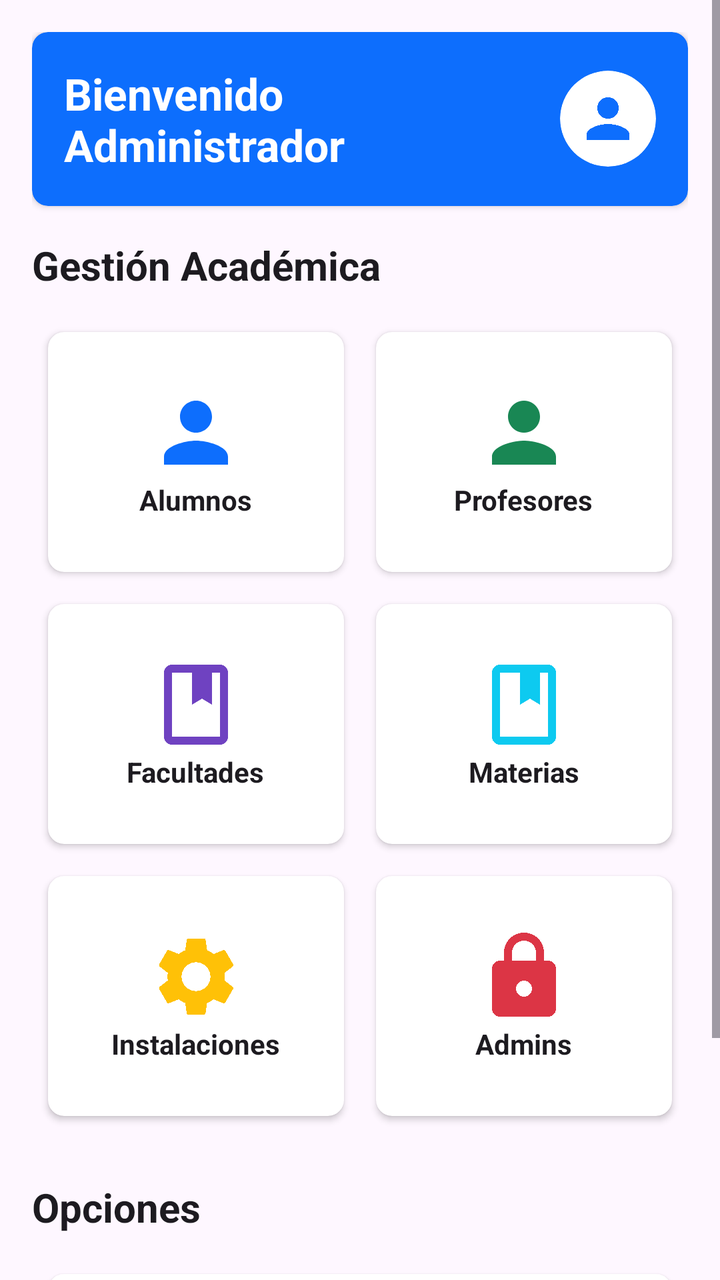
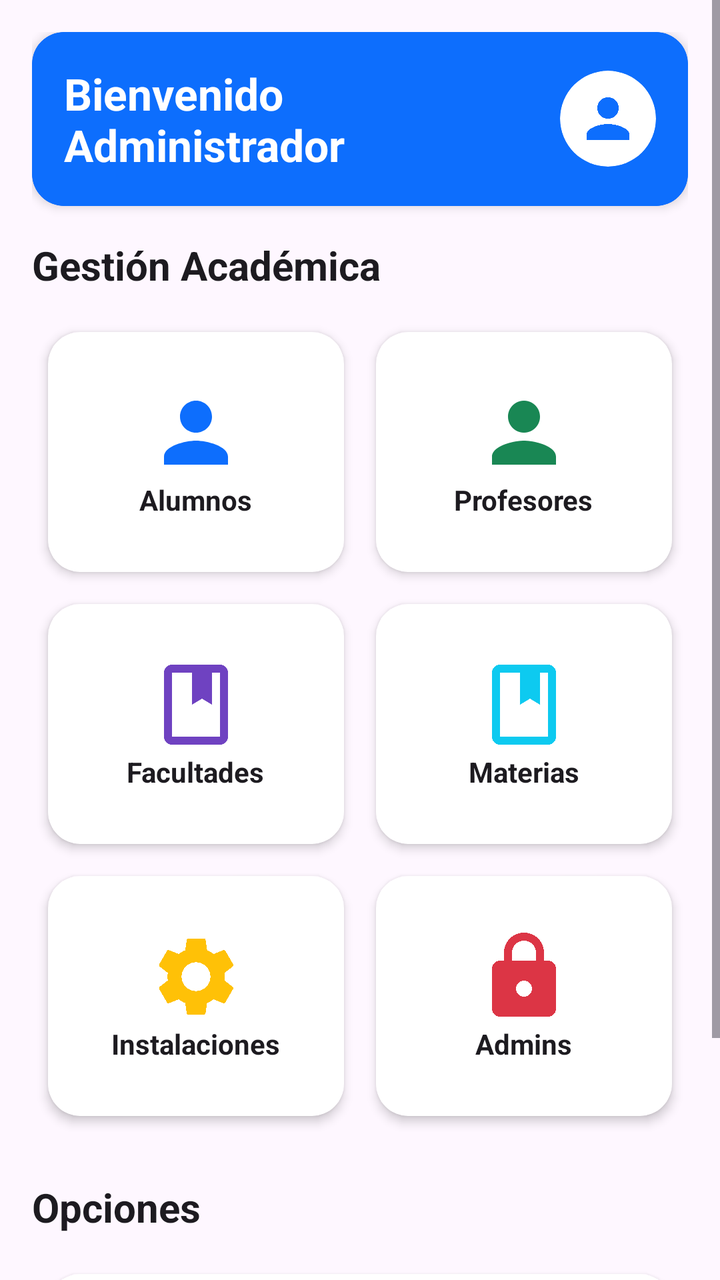

Compare the two renders of this Android layout. The source of the first and the diff that turns it into the second are given below.
<!-- AndroidManifest.xml: application theme Theme.MyApplication -->
<!-- res/layout/fragment_admin_home.xml -->
<?xml version="1.0" encoding="utf-8"?>
<ScrollView xmlns:android="http://schemas.android.com/apk/res/android"
    xmlns:app="http://schemas.android.com/apk/res-auto"
    android:layout_width="match_parent"
    android:layout_height="match_parent"
    android:background="?android:attr/colorBackground">

    <LinearLayout
        android:layout_width="match_parent"
        android:layout_height="wrap_content"
        android:orientation="vertical"
        android:padding="16dp">

        <androidx.cardview.widget.CardView
            android:layout_width="match_parent"
            android:layout_height="wrap_content"
            android:layout_marginBottom="16dp"
            app:cardCornerRadius="8dp"
            app:cardElevation="2dp"
            app:cardBackgroundColor="?attr/colorPrimary">
            <RelativeLayout
                android:layout_width="match_parent"
                android:layout_height="wrap_content"
                android:padding="16dp">

                <TextView
                    android:id="@+id/tvAdminName"
                    android:layout_width="wrap_content"
                    android:layout_height="wrap_content"
                    android:layout_alignParentStart="true"
                    android:layout_toStartOf="@id/btnGoToProfileAdmin"
                    android:layout_centerVertical="true"
                    android:text="Bienvenido Administrador"
                    android:textColor="?attr/colorOnPrimary"
                    android:textSize="22sp"
                    android:textStyle="bold" />

                <androidx.cardview.widget.CardView
                    android:id="@+id/btnGoToProfileAdmin"
                    android:layout_width="48dp"
                    android:layout_height="48dp"
                    app:cardCornerRadius="24dp"
                    app:cardElevation="0dp"
                    app:cardBackgroundColor="?attr/colorOnPrimary"
                    android:layout_alignParentEnd="true"
                    android:layout_centerVertical="true"
                    android:clickable="true"
                    android:focusable="true"
                    android:foreground="?android:attr/selectableItemBackground">
                    <ImageView
                        android:id="@+id/ivProfileImageAdmin"
                        android:layout_width="match_parent"
                        android:layout_height="match_parent"
                        android:src="@drawable/ic_person"
                        android:scaleType="centerCrop"
                        app:tint="?attr/colorPrimary"
                        android:padding="8dp"
                        android:contentDescription="Perfil"/>
                </androidx.cardview.widget.CardView>

            </RelativeLayout>
        </androidx.cardview.widget.CardView>

        <TextView
            android:layout_width="wrap_content"
            android:layout_height="wrap_content"
            android:text="Gestión Académica"
            android:textSize="20sp"
            android:textStyle="bold"
            android:textColor="?android:attr/textColorPrimary"
            android:layout_marginBottom="12dp"/>

        <GridLayout
            android:layout_width="match_parent"
            android:layout_height="wrap_content"
            android:columnCount="2">

            
            <androidx.cardview.widget.CardView
                android:id="@+id/cardStudents"
                style="@style/Widget.Bootstrap.Card"
                android:layout_width="0dp"
                android:layout_height="120dp"
                android:layout_columnWeight="1"
                android:clickable="true"
                android:focusable="true"
                android:foreground="?attr/selectableItemBackground">
                <LinearLayout
                    android:layout_width="match_parent"
                    android:layout_height="match_parent"
                    android:gravity="center"
                    android:orientation="vertical">
                    <ImageView
                        android:layout_width="48dp"
                        android:layout_height="48dp"
                        android:src="@drawable/ic_person"
                        app:tint="@color/bs_primary"/>
                    <TextView
                        android:layout_width="wrap_content"
                        android:layout_height="wrap_content"
                        android:text="Alumnos"
                        android:textStyle="bold"
                        android:textColor="?android:attr/textColorPrimary"/>
                </LinearLayout>
            </androidx.cardview.widget.CardView>

            
            <androidx.cardview.widget.CardView
                android:id="@+id/cardProfessors"
                style="@style/Widget.Bootstrap.Card"
                android:layout_width="0dp"
                android:layout_height="120dp"
                android:layout_columnWeight="1"
                android:clickable="true"
                android:focusable="true"
                android:foreground="?attr/selectableItemBackground">
                <LinearLayout
                    android:layout_width="match_parent"
                    android:layout_height="match_parent"
                    android:gravity="center"
                    android:orientation="vertical">
                    <ImageView
                        android:layout_width="48dp"
                        android:layout_height="48dp"
                        android:src="@drawable/ic_person"
                        app:tint="@color/bs_success"/>
                    <TextView
                        android:layout_width="wrap_content"
                        android:layout_height="wrap_content"
                        android:text="Profesores"
                        android:textStyle="bold"
                        android:textColor="?android:attr/textColorPrimary"/>
                </LinearLayout>
            </androidx.cardview.widget.CardView>

            
            <androidx.cardview.widget.CardView
                android:id="@+id/cardFaculties"
                style="@style/Widget.Bootstrap.Card"
                android:layout_width="0dp"
                android:layout_height="120dp"
                android:layout_columnWeight="1"
                android:clickable="true"
                android:focusable="true"
                android:foreground="?attr/selectableItemBackground">
                <LinearLayout
                    android:layout_width="match_parent"
                    android:layout_height="match_parent"
                    android:gravity="center"
                    android:orientation="vertical">
                    <ImageView
                        android:layout_width="48dp"
                        android:layout_height="48dp"
                        android:src="@drawable/ic_book"
                        app:tint="@color/accent_purple"/>
                    <TextView
                        android:layout_width="wrap_content"
                        android:layout_height="wrap_content"
                        android:text="Facultades"
                        android:textStyle="bold"
                        android:textColor="?android:attr/textColorPrimary"/>
                </LinearLayout>
            </androidx.cardview.widget.CardView>

            
            <androidx.cardview.widget.CardView
                android:id="@+id/cardSubjects"
                style="@style/Widget.Bootstrap.Card"
                android:layout_width="0dp"
                android:layout_height="120dp"
                android:layout_columnWeight="1"
                android:clickable="true"
                android:focusable="true"
                android:foreground="?attr/selectableItemBackground">
                <LinearLayout
                    android:layout_width="match_parent"
                    android:layout_height="match_parent"
                    android:gravity="center"
                    android:orientation="vertical">
                    <ImageView
                        android:layout_width="48dp"
                        android:layout_height="48dp"
                        android:src="@drawable/ic_book"
                        app:tint="@color/accent_cyan"/>
                    <TextView
                        android:layout_width="wrap_content"
                        android:layout_height="wrap_content"
                        android:text="Materias"
                        android:textStyle="bold"
                        android:textColor="?android:attr/textColorPrimary"/>
                </LinearLayout>
            </androidx.cardview.widget.CardView>

            
            <androidx.cardview.widget.CardView
                android:id="@+id/cardFacilities"
                style="@style/Widget.Bootstrap.Card"
                android:layout_width="0dp"
                android:layout_height="120dp"
                android:layout_columnWeight="1"
                android:clickable="true"
                android:focusable="true"
                android:foreground="?attr/selectableItemBackground">
                <LinearLayout
                    android:layout_width="match_parent"
                    android:layout_height="match_parent"
                    android:gravity="center"
                    android:orientation="vertical">
                    <ImageView
                        android:layout_width="48dp"
                        android:layout_height="48dp"
                        android:src="@drawable/ic_settings"
                        app:tint="@color/accent_yellow"/>
                    <TextView
                        android:layout_width="wrap_content"
                        android:layout_height="wrap_content"
                        android:text="Instalaciones"
                        android:textStyle="bold"
                        android:textColor="?android:attr/textColorPrimary"/>
                </LinearLayout>
            </androidx.cardview.widget.CardView>

            
            <androidx.cardview.widget.CardView
                android:id="@+id/cardAdmins"
                style="@style/Widget.Bootstrap.Card"
                android:layout_width="0dp"
                android:layout_height="120dp"
                android:layout_columnWeight="1"
                android:clickable="true"
                android:focusable="true"
                android:foreground="?attr/selectableItemBackground">
                <LinearLayout
                    android:layout_width="match_parent"
                    android:layout_height="match_parent"
                    android:gravity="center"
                    android:orientation="vertical">
                    <ImageView
                        android:layout_width="48dp"
                        android:layout_height="48dp"
                        android:src="@drawable/ic_lock"
                        app:tint="@color/bs_danger"/>
                    <TextView
                        android:layout_width="wrap_content"
                        android:layout_height="wrap_content"
                        android:text="Admins"
                        android:textStyle="bold"
                        android:textColor="?android:attr/textColorPrimary"/>
                </LinearLayout>
            </androidx.cardview.widget.CardView>

        </GridLayout>

        <TextView
            android:layout_width="wrap_content"
            android:layout_height="wrap_content"
            android:text="Opciones"
            android:textSize="20sp"
            android:textStyle="bold"
            android:textColor="?android:attr/textColorPrimary"
            android:layout_marginTop="24dp"
            android:layout_marginBottom="12dp"/>

        <androidx.cardview.widget.CardView
            android:id="@+id/cardSettings"
            style="@style/Widget.Bootstrap.Card"
            android:layout_width="match_parent"
            android:layout_height="wrap_content"
            android:clickable="true"
            android:focusable="true"
            android:foreground="?attr/selectableItemBackground">
            <RelativeLayout
                android:layout_width="match_parent"
                android:layout_height="wrap_content"
                android:padding="16dp">
                <ImageView
                    android:id="@+id/iconSettings"
                    android:layout_width="24dp"
                    android:layout_height="24dp"
                    android:src="@drawable/ic_settings"
                    app:tint="@color/bs_secondary"/>
                <TextView
                    android:layout_width="wrap_content"
                    android:layout_height="wrap_content"
                    android:layout_toEndOf="@id/iconSettings"
                    android:layout_marginStart="16dp"
                    android:text="Ajustes"
                    android:textSize="16sp"
                    android:textColor="?android:attr/textColorPrimary"/>
            </RelativeLayout>
        </androidx.cardview.widget.CardView>

        <androidx.cardview.widget.CardView
            android:id="@+id/cardLogout"
            style="@style/Widget.Bootstrap.Card"
            android:layout_width="match_parent"
            android:layout_height="wrap_content"
            android:clickable="true"
            android:focusable="true"
            android:foreground="?attr/selectableItemBackground">
            <RelativeLayout
                android:layout_width="match_parent"
                android:layout_height="wrap_content"
                android:padding="16dp">
                <ImageView
                    android:id="@+id/iconLogout"
                    android:layout_width="24dp"
                    android:layout_height="24dp"
                    android:src="@drawable/ic_login"
                    app:tint="@color/bs_danger"/>
                <TextView
                    android:layout_width="wrap_content"
                    android:layout_height="wrap_content"
                    android:layout_toEndOf="@id/iconLogout"
                    android:layout_marginStart="16dp"
                    android:text="Cerrar Sesión"
                    android:textColor="@color/bs_danger"
                    android:textSize="16sp"/>
            </RelativeLayout>
        </androidx.cardview.widget.CardView>

    </LinearLayout>
</ScrollView>
<!-- resources referenced by this layout -->
<resources>
  <color name="accent_cyan">#0dcaf0</color>
  <color name="accent_purple">#6f42c1</color>
  <color name="accent_yellow">#ffc107</color>
  <color name="bs_danger">#dc3545</color>
  <color name="bs_primary">#0d6efd</color>
  <color name="bs_secondary">#6c757d</color>
  <color name="bs_success">#198754</color>
  <!-- drawable ic_book (drawable) -->
  <vector xmlns:android="http://schemas.android.com/apk/res/android"
      android:width="24dp"
      android:height="24dp"
      android:viewportWidth="24"
      android:viewportHeight="24">
      <path
          android:fillColor="#FFFFFF"
          android:pathData="M18,2H6C4.9,2 4,2.9 4,4v16c0,1.1 0.9,2 2,2h12c1.1,0 2,-0.9 2,-2V4C20,2.9 19.1,2 18,2zM18,20H6V4h5v8l2.5,-1.5L16,12V4h2V20z" />
  </vector>
  <!-- drawable ic_lock (drawable) -->
  <vector xmlns:android="http://schemas.android.com/apk/res/android"
      android:width="24dp"
      android:height="24dp"
      android:viewportWidth="24"
      android:viewportHeight="24">
      <path
          android:fillColor="#6c757d"
          android:pathData="M18,8h-1V6c0,-2.76 -2.24,-5 -5,-5S7,3.24 7,6v2H6c-1.1,0 -2,0.9 -2,2v10c0,1.1 0.9,2 2,2h12c1.1,0 2,-0.9 2,-2V10c0,-1.1 -0.9,-2 -2,-2zM9,6c0,-1.66 1.34,-3 3,-3s3,1.34 3,3v2H9V6zM12,17c-1.1,0 -2,-0.9 -2,-2s0.9,-2 2,-2 2,0.9 2,2 -0.9,2 -2,2z" />
  </vector>
  <!-- drawable ic_login (drawable) -->
  <vector xmlns:android="http://schemas.android.com/apk/res/android"
      android:width="24dp"
      android:height="24dp"
      android:viewportWidth="24"
      android:viewportHeight="24">
      <path
          android:fillColor="#FFFFFF"
          android:pathData="M11,7L9.6,8.4l2.6,2.6H2v2h10.2l-2.6,2.6L11,17l5,-5L11,7zM20,19h-8v2h8c1.1,0 2,-0.9 2,-2V5c0,-1.1 -0.9,-2 -2,-2h-8v2h8V19z" />
  </vector>
  <!-- drawable ic_person (drawable) -->
  <vector xmlns:android="http://schemas.android.com/apk/res/android"
      android:width="24dp"
      android:height="24dp"
      android:viewportWidth="24"
      android:viewportHeight="24">
      <path
          android:fillColor="#6c757d"
          android:pathData="M12,12c2.21,0 4,-1.79 4,-4s-1.79,-4 -4,-4 -4,1.79 -4,4 1.79,4 4,4zM12,14c-2.67,0 -8,1.34 -8,4v2h16v-2c0,-2.66 -5.33,-4 -8,-4z" />
  </vector>
  <style name="Widget.Bootstrap.Card" parent="Widget.Material3.CardView.Elevated">
          <item name="cardBackgroundColor">?attr/colorSurface</item>
          <item name="cardCornerRadius">8dp</item>
          <item name="cardElevation">2dp</item>
          <item name="android:layout_margin">8dp</item>
      </style>
  <style name="Theme.MyApplication" parent="Base.Theme.MyApplication" />
  <style name="Base.Theme.MyApplication" parent="Theme.Material3.DayNight.NoActionBar">
          <item name="colorPrimary">@color/accent_blue</item>
          <item name="colorOnPrimary">@color/white</item>
          <item name="colorSecondary">@color/bs_secondary</item>
          <item name="android:statusBarColor">@color/bs_dark</item>
          <item name="android:windowBackground">@color/bs_light</item>
          <item name="colorSurface">@color/surface_light</item>
      </style>
  <color name="accent_blue">#0d6efd</color>
  <color name="white">#FFFFFFFF</color>
  <color name="bs_dark">#212529</color>
  <color name="bs_light">#f8f9fa</color>
  <color name="surface_light">#FFFFFF</color>
  <!-- unchanged entries left out for length: 1 -->
</resources>

<!-- the commit's change to res/layout/fragment_admin_home.xml (unified diff, before → after) -->
@@ -11,12 +11,14 @@
         android:orientation="vertical"
         android:padding="16dp">
 
-        <androidx.cardview.widget.CardView
+        <com.google.android.material.card.MaterialCardView
             android:layout_width="match_parent"
             android:layout_height="wrap_content"
             android:layout_marginBottom="16dp"
-            app:cardCornerRadius="8dp"
-            app:cardElevation="2dp"
+            app:cardCornerRadius="16dp"
+            app:strokeColor="?attr/colorPrimary"
+            app:strokeWidth="2dp"
+            app:cardElevation="3dp"
             app:cardBackgroundColor="?attr/colorPrimary">
             <RelativeLayout
                 android:layout_width="match_parent"
@@ -59,7 +61,7 @@
                 </androidx.cardview.widget.CardView>
 
             </RelativeLayout>
-        </androidx.cardview.widget.CardView>
+        </com.google.android.material.card.MaterialCardView>
 
         <TextView
             android:layout_width="wrap_content"
<!-- resource entries referenced after the edit -->
@@ -47,10 +47,12 @@
           android:fillColor="#6c757d"
           android:pathData="M12,12c2.21,0 4,-1.79 4,-4s-1.79,-4 -4,-4 -4,1.79 -4,4 1.79,4 4,4zM12,14c-2.67,0 -8,1.34 -8,4v2h16v-2c0,-2.66 -5.33,-4 -8,-4z" />
   </vector>
-  <style name="Widget.Bootstrap.Card" parent="Widget.Material3.CardView.Elevated">
+  <style name="Widget.Bootstrap.Card" parent="Widget.Material3.CardView.Outlined">
           <item name="cardBackgroundColor">?attr/colorSurface</item>
-          <item name="cardCornerRadius">8dp</item>
-          <item name="cardElevation">2dp</item>
+          <item name="cardCornerRadius">16dp</item>
+          <item name="cardElevation">3dp</item>
+          <item name="strokeColor">?attr/colorPrimary</item>
+          <item name="strokeWidth">2dp</item>
           <item name="android:layout_margin">8dp</item>
       </style>
   <style name="Theme.MyApplication" parent="Base.Theme.MyApplication" />
@@ -61,12 +63,21 @@
           <item name="android:statusBarColor">@color/bs_dark</item>
           <item name="android:windowBackground">@color/bs_light</item>
           <item name="colorSurface">@color/surface_light</item>
+          <item name="materialCardViewStyle">@style/Widget.Bootstrap.Card</item>
+          <item name="cardViewStyle">@style/Widget.Bootstrap.Card</item>
+          <item name="alertDialogTheme">@style/Theme.MyApplication.Dialog</item>
       </style>
   <color name="accent_blue">#0d6efd</color>
   <color name="white">#FFFFFFFF</color>
   <color name="bs_dark">#212529</color>
   <color name="bs_light">#f8f9fa</color>
   <color name="surface_light">#FFFFFF</color>
+  <style name="Theme.MyApplication.Dialog" parent="ThemeOverlay.Material3.MaterialAlertDialog">
+          <item name="shapeAppearanceOverlay">@style/ShapeAppearance.MyApplication.Dialog</item>
+      </style>
+  <style name="ShapeAppearance.MyApplication.Dialog" parent="ShapeAppearance.Material3.LargeComponent">
+          <item name="cornerSize">20dp</item>
+      </style>
   <!-- unchanged entries left out for length: 1 -->
 </resources>
 
